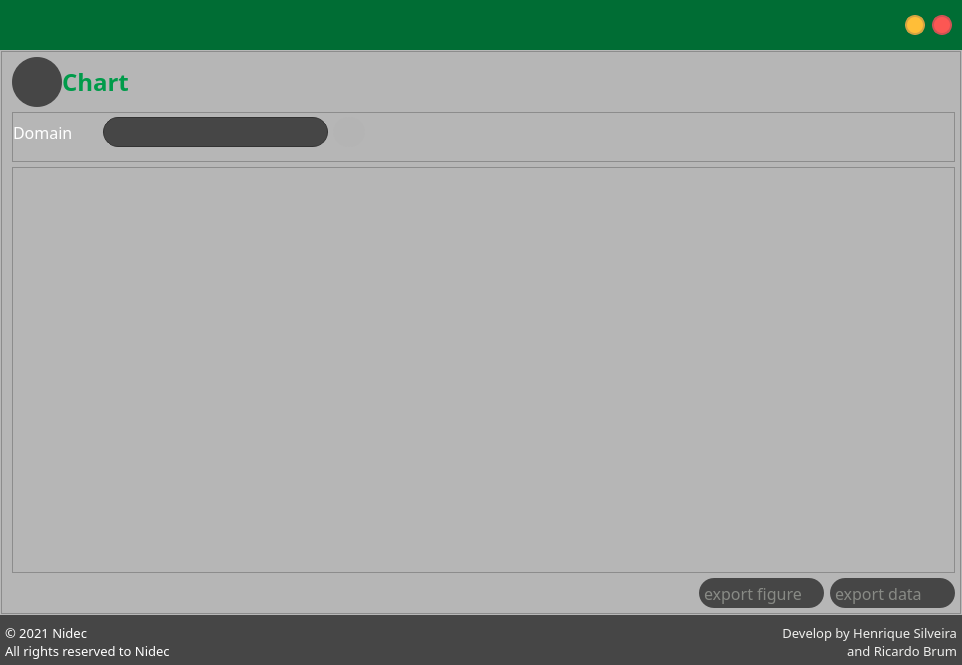
henriquealende/PsychoBox, file Forms/graph.ui: the form before one commit.
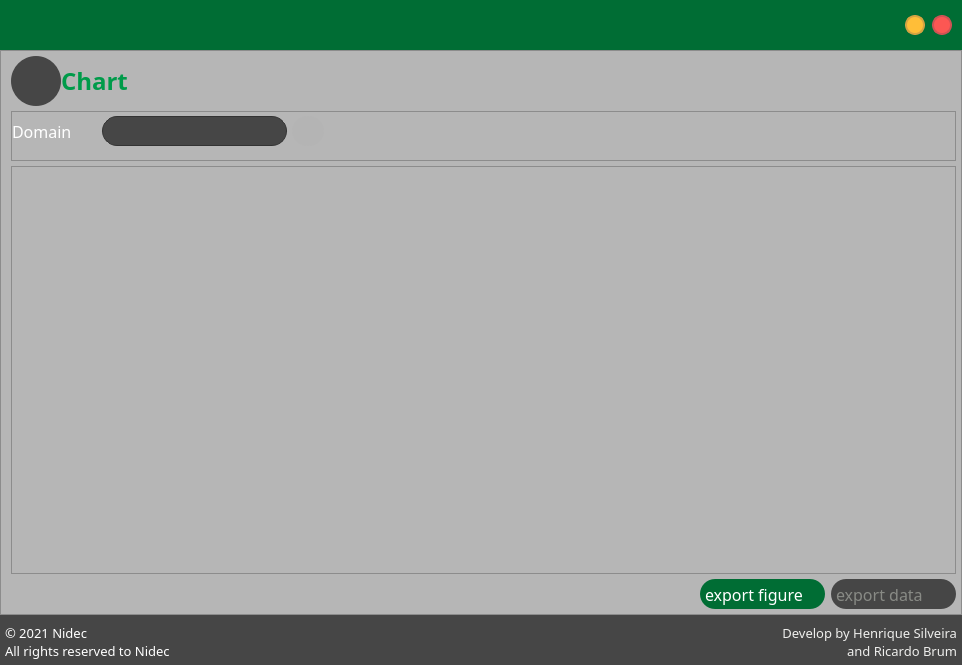
The form after the commit. Icons and pictures are not drawn.

```diff
--- a/Forms/graph.ui
+++ b/Forms/graph.ui
@@ -226,7 +226,7 @@
    <item>
     <widget class="QFrame" name="frame_2">
      <property name="frameShape">
-      <enum>QFrame::StyledPanel</enum>
+      <enum>QFrame::NoFrame</enum>
      </property>
      <property name="frameShadow">
       <enum>QFrame::Raised</enum>
@@ -469,7 +469,7 @@
                  </property>
                  <property name="minimumSize">
                   <size>
-                   <width>260</width>
+                   <width>220</width>
                    <height>30</height>
                   </size>
                  </property>
@@ -673,7 +673,7 @@
                <item>
                 <widget class="QPushButton" name="exportFig">
                  <property name="enabled">
-                  <bool>false</bool>
+                  <bool>true</bool>
                  </property>
                  <property name="minimumSize">
                   <size>
```
Left out of the diff: 6 changed lines with no effect on the pictures.
